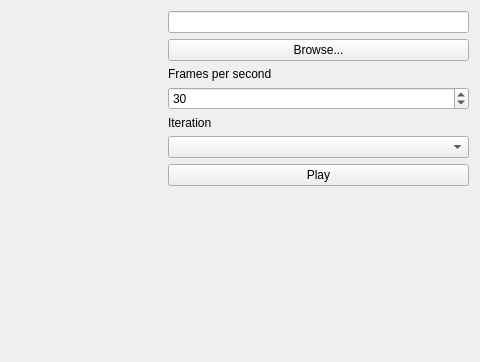
Before: the Qt Designer form playback.ui in msolomon/Hyena-Communication, drawn with Qt 5; both pictures show x 249 to 729 and y 0 to 362 of the 729 by 564 pixel window.
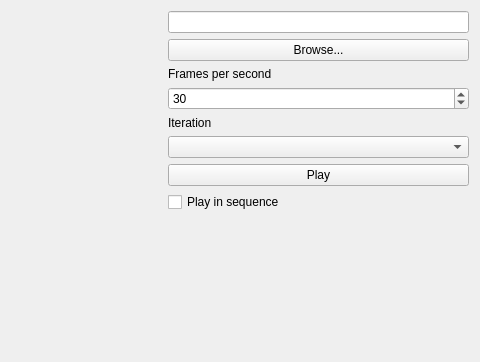
After: the same form once the commit is applied. Custom widgets are drawn as their Qt base class.

Commit message: Playback can go in sequence

What changed in the file:
```diff
--- a/playback.ui
+++ b/playback.ui
@@ -80,6 +80,13 @@
        </property>
       </widget>
      </item>
+     <item>
+      <widget class="QCheckBox" name="check_sequence">
+       <property name="text">
+        <string>Play in sequence</string>
+       </property>
+      </widget>
+     </item>
      <item>
       <spacer name="verticalSpacer">
        <property name="orientation">
```
The commit also changes 8 other files.
